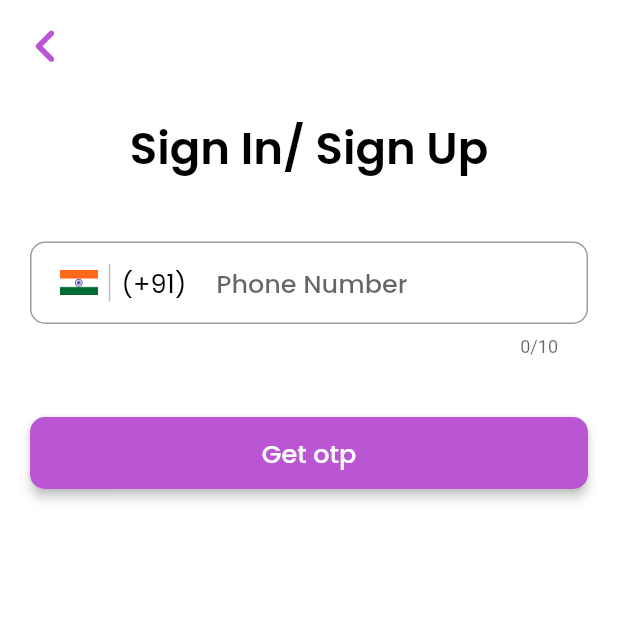
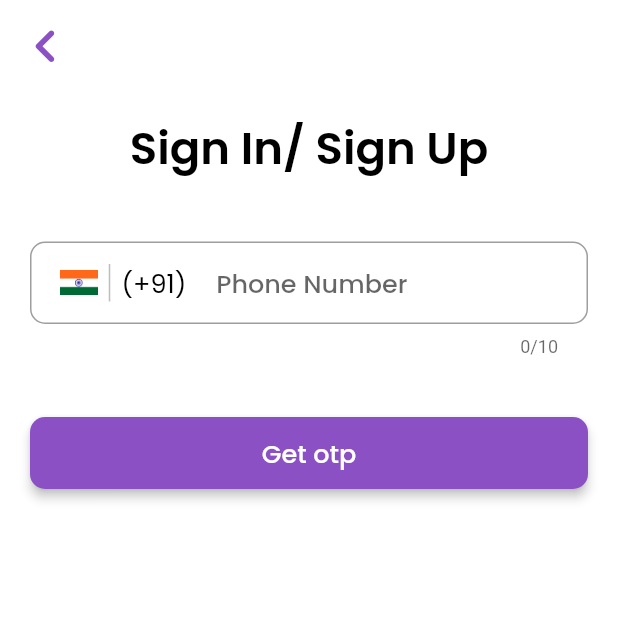
Before and after one commit to INVENTO-IN/CULTEVENTS.IN, a Flutter app: the screen it shows after launch, after a tap on "Sign in", on a phone screen of 412 x 824 dp, the top half of it. Run offline on Flutter 3.47's test engine with Material 2 defaults, Android fonts, the phone set to English and light mode, and no system bars; our stand-ins replace carousel_slider.

```diff
--- a/lib/main.dart
+++ b/lib/main.dart
@@ -21,11 +21,11 @@ class MyApp extends StatelessWidget {
       theme: ThemeData(
         fontFamily: 'Poppins',
         colorScheme: ColorScheme.fromSwatch().copyWith(
-          primary: const Color.fromRGBO(186, 85, 211, 10), //purple
+          primary: const Color.fromRGBO(138,80,196, 10), //purple
           secondary: Colors.white,
         ),
         buttonTheme: ButtonTheme.of(context).copyWith(
-          buttonColor: const Color.fromRGBO(186, 85, 211, 10),
+          buttonColor: const Color.fromRGBO(138,80,196, 10),
           textTheme: ButtonTextTheme.primary,
           shape: RoundedRectangleBorder(
             borderRadius: BorderRadius.circular(10),
@@ -48,13 +48,13 @@ class MyApp extends StatelessWidget {
                 fontFamily: 'Poppins',
                 fontWeight: FontWeight.w600,
                 fontSize: 20,
-                color: Color.fromRGBO(186, 85, 211, 10),
+                color: Color.fromRGBO(138,80,196,10),
               ),
           subtitle2: const TextStyle(
             fontFamily: 'Poppins',
             fontWeight: FontWeight.w400,
             fontSize: 15,
-            color: Color.fromRGBO(186, 85, 211, 10),
+            color: Color.fromRGBO(138,80,196, 10),
           ),
             ),
       ),
```
Also changed, not shown: 4 other files.
